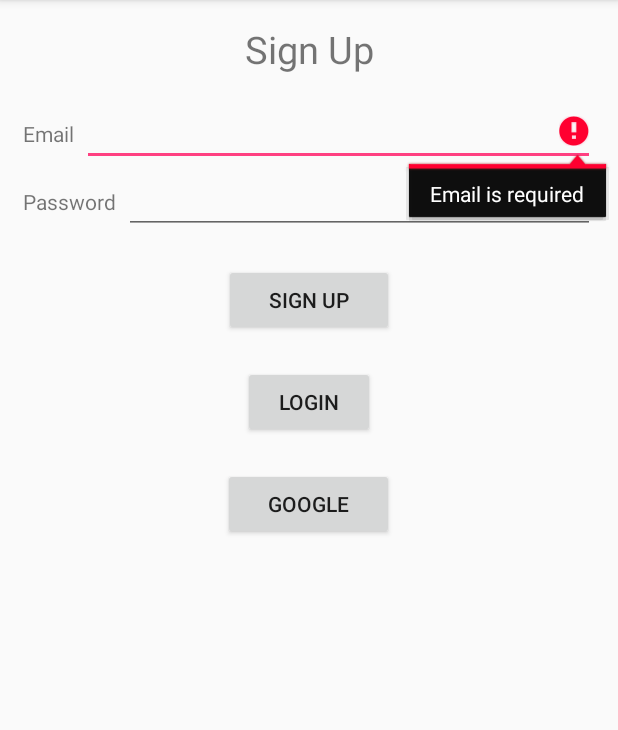
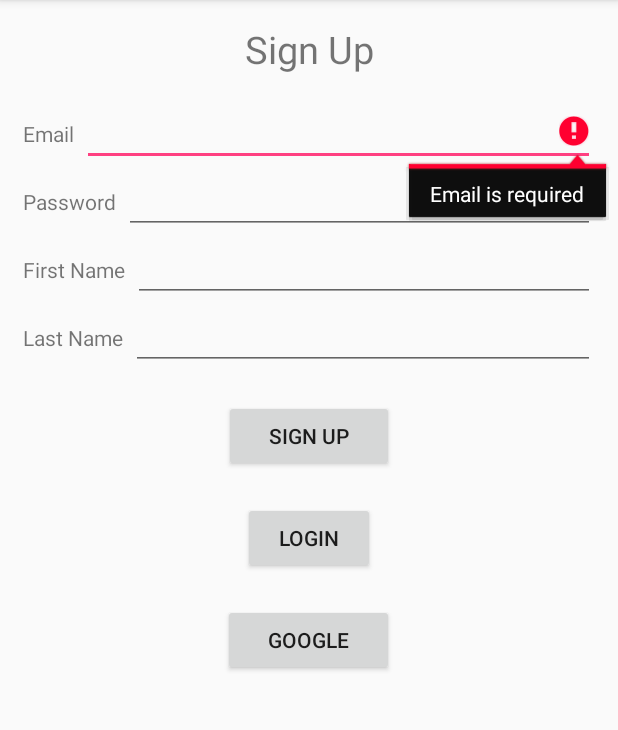
Before and after one commit to ubclaunchpad/Room8, an Android app: the SignUpActivity screen opened directly, with no data from a screen before it, after a tap on "SIGN UP", on a phone screen of 412 x 824 dp, the part 84-814 px from its top. Run offline under Robolectric (Android 15) with nearby library versions, the phone set to English and light mode, and no system bars; our stand-ins replace Firebase (no records; nobody signed in at launch, a user with empty details on screens opened directly).

Commit message:
Adding a rough implementation of firstName and lastName to allow Hyunuk to write the 'create user' part of SignUpActivity

```diff
--- a/app/src/main/java/com/ubclaunchpad/room8/SignUpActivity.java
+++ b/app/src/main/java/com/ubclaunchpad/room8/SignUpActivity.java
@@ -19,7 +19,7 @@ import com.google.firebase.auth.FirebaseAuthUserCollisionException;
 
 public class SignUpActivity extends AppCompatActivity implements View.OnClickListener {
 
-    EditText mEmail, mPassword;
+    EditText mEmail, mPassword, mFirstName, mLastName;
 
     private FirebaseAuth mAuth;
 
@@ -30,6 +30,8 @@ public class SignUpActivity extends AppCompatActivity implements View.OnClickLis
 
         mEmail = (EditText) findViewById(R.id.sign_up_et_email);
         mPassword = (EditText) findViewById(R.id.sign_up_et_password);
+        mFirstName = findViewById(R.id.sign_up_et_firstname);
+        mLastName = findViewById(R.id.sign_up_et_lastname);
 
         mAuth = FirebaseAuth.getInstance();
 
@@ -42,6 +44,8 @@ public class SignUpActivity extends AppCompatActivity implements View.OnClickLis
     private void registerUser() {
         final String email = mEmail.getText().toString().trim();
         final String password = mPassword.getText().toString().trim();
+        final String firstName = mFirstName.getText().toString().trim();
+        final String lastName = mLastName.getText().toString().trim();
 
         if (email.isEmpty()) {
             mEmail.setError("Email is required");
--- a/app/src/main/res/layout/activity_sign_up.xml
+++ b/app/src/main/res/layout/activity_sign_up.xml
@@ -49,6 +49,40 @@
             android:id="@+id/sign_up_et_password"/>
     </LinearLayout>
 
+    <LinearLayout
+        android:layout_width="match_parent"
+        android:layout_height="wrap_content"
+        android:orientation="horizontal"
+        android:paddingLeft="15dp"
+        android:paddingRight="15dp">
+        <TextView
+            android:layout_width="wrap_content"
+            android:layout_height="wrap_content"
+            android:text="First Name"
+            android:layout_marginRight="5dp"/>
+        <EditText
+            android:layout_width="match_parent"
+            android:layout_height="wrap_content"
+            android:id="@+id/sign_up_et_firstname"/>
+    </LinearLayout>
+
+    <LinearLayout
+        android:layout_width="match_parent"
+        android:layout_height="wrap_content"
+        android:orientation="horizontal"
+        android:paddingLeft="15dp"
+        android:paddingRight="15dp">
+        <TextView
+            android:layout_width="wrap_content"
+            android:layout_height="wrap_content"
+            android:text="Last Name"
+            android:layout_marginRight="5dp"/>
+        <EditText
+            android:layout_width="match_parent"
+            android:layout_height="wrap_content"
+            android:id="@+id/sign_up_et_lastname"/>
+    </LinearLayout>
+
     <Button
         android:layout_width="wrap_content"
         android:layout_height="wrap_content"
```
